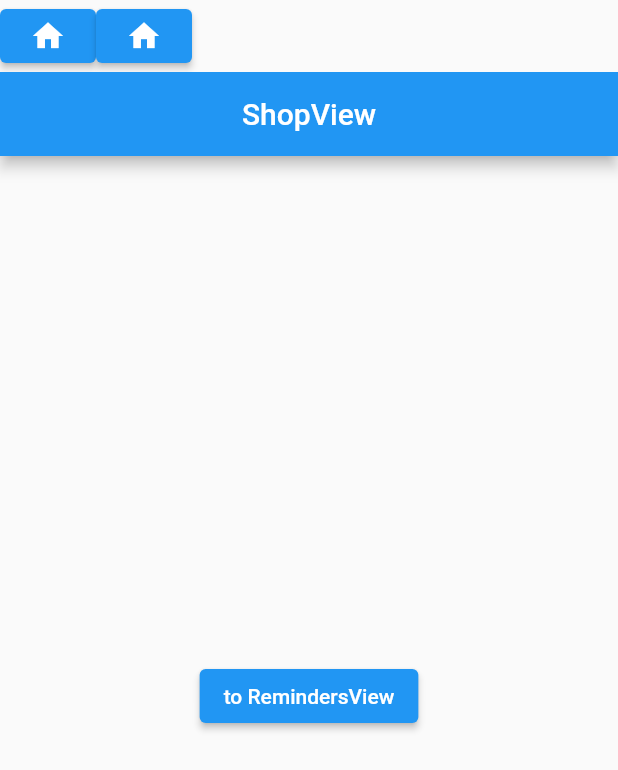
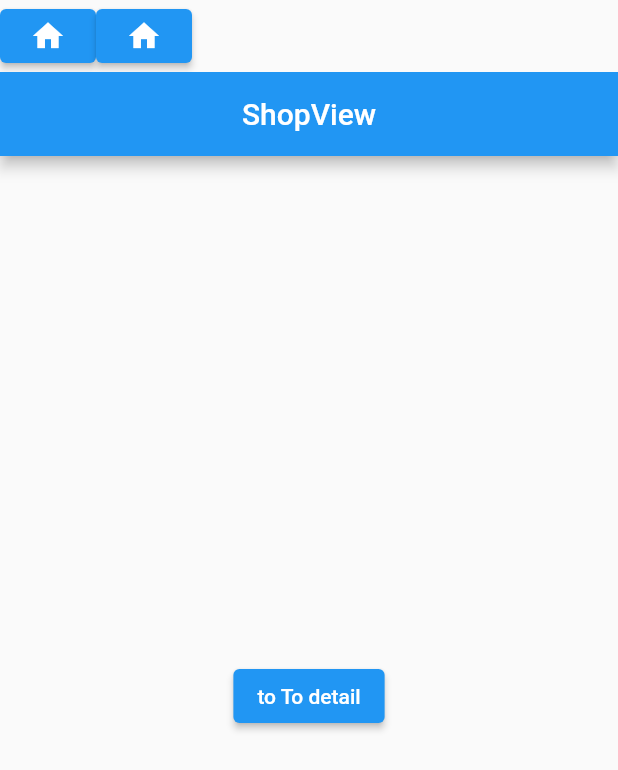
Before and after one commit to goodbaes/nested, a Flutter app: the screen it shows after launch, on a phone screen of 412 x 824 dp. Shown: the top 770 px of the screen. Run offline on Flutter 3.47's test engine with Material 2 defaults, Android fonts, the light colour scheme and no system bars; our stand-ins replace get.

Commit message:
without destenation class

```diff
--- a/lib/app/modules/home/views/home_view.dart
+++ b/lib/app/modules/home/views/home_view.dart
@@ -1,9 +1,8 @@
 import 'package:flutter/material.dart';
 
 import 'package:get/get.dart';
-import 'package:nested/app/routes/destination_settings.dart';
+import 'package:nested/app/routes/app_pages.dart';
 
-import '../../../routes/destination.dart';
 import '../controllers/home_controller.dart';
 
 class HomeView extends GetView<HomeController> {
@@ -17,12 +16,8 @@ class HomeView extends GetView<HomeController> {
             children: [
               Row(
                 children: [
-                  ElevatedButton(
-                      child: const Icon(Icons.home),
-                      onPressed: () => controller.tabIndex.value = 0),
-                  ElevatedButton(
-                      child: const Icon(Icons.home),
-                      onPressed: () => controller.tabIndex.value = 1),
+                  ElevatedButton(child: const Icon(Icons.home), onPressed: () => controller.tabIndex.value = 0),
+                  ElevatedButton(child: const Icon(Icons.home), onPressed: () => controller.tabIndex.value = 1),
                 ],
               ),
               Expanded(
@@ -30,16 +25,13 @@ class HomeView extends GetView<HomeController> {
                   index: controller.tabIndex.value,
                   children: [
                     Navigator(
-                      key: Get.nestedKey(1),
-                      initialRoute: Destination.shop.route,
-                      onGenerateRoute: (settings) =>
-                          Destination.getPage(settings),
-                    ),
+                        key: Get.nestedKey(1),
+                        initialRoute: Routes.SHOP,
+                        onGenerateRoute: (settings) => AppPages.getPage(settings)),
                     Navigator(
                       key: Get.nestedKey(2),
-                      initialRoute: DestinationSettings.settings.route,
-                      onGenerateRoute: (settings) =>
-                          DestinationSettings.getPage(settings),
+                      initialRoute: Routes.SETTINGS,
+                      onGenerateRoute: (settings) => AppPages.getPage(settings),
                     ),
                   ],
                 ),
--- a/lib/app/modules/settings/views/settings_view.dart
+++ b/lib/app/modules/settings/views/settings_view.dart
@@ -1,8 +1,8 @@
 import 'package:flutter/material.dart';
 
 import 'package:get/get.dart';
-import 'package:nested/app/routes/destination_settings.dart';
 
+import '../../../routes/app_pages.dart';
 import '../../../routes/base_route.dart';
 import '../controllers/settings_controller.dart';
 
@@ -19,7 +19,7 @@ class SettingsView extends GetView<SettingsController> {
       body: Center(
         child: ElevatedButton(
           child: const Text('to RemindersView'),
-          onPressed: () => BaseRoute.to.toNamed(DestinationSettings.reminders.route, arguments: 'from sett'),
+          onPressed: () => BaseRoute.to.toNamed(Routes.REMINDERS, arguments: 'from sett'),
         ),
       ),
     );
--- a/lib/app/modules/shop/views/shop_view.dart
+++ b/lib/app/modules/shop/views/shop_view.dart
@@ -1,8 +1,8 @@
 import 'package:flutter/material.dart';
 
 import 'package:get/get.dart';
+import 'package:nested/app/routes/app_pages.dart';
 import 'package:nested/app/routes/base_route.dart';
-import 'package:nested/app/routes/destination.dart';
 
 import '../controllers/shop_controller.dart';
 
@@ -18,8 +18,8 @@ class ShopView extends GetView<ShopController> {
       ),
       body: Center(
         child: ElevatedButton(
-          child: const Text('to RemindersView'),
-          onPressed: () => BaseRoute.to.toNamed(Destination.detail.route, arguments: 'from shop'),
+          child: const Text('to To detail'),
+          onPressed: () => BaseRoute.to.toNamed(Routes.DETAIL, arguments: 'from shop'),
         ),
       ),
     );
--- a/lib/app/routes/app_pages.dart
+++ b/lib/app/routes/app_pages.dart
@@ -1,4 +1,13 @@
+import 'package:flutter/material.dart';
 import 'package:get/get.dart';
+import 'package:nested/app/modules/detail/bindings/detail_binding.dart';
+import 'package:nested/app/modules/detail/views/detail_view.dart';
+import 'package:nested/app/modules/reminders/bindings/reminders_binding.dart';
+import 'package:nested/app/modules/reminders/views/reminders_view.dart';
+import 'package:nested/app/modules/settings/bindings/settings_binding.dart';
+import 'package:nested/app/modules/settings/views/settings_view.dart';
+import 'package:nested/app/modules/shop/bindings/shop_binding.dart';
+import 'package:nested/app/modules/shop/views/shop_view.dart';
 
 import '../modules/home/bindings/home_binding.dart';
 import '../modules/home/views/home_view.dart';
@@ -10,11 +19,19 @@ class AppPages {
 
   static const INITIAL = Routes.HOME;
 
+  static GetPageRoute getPage(RouteSettings settings) {
+    GetPage? getxPage = routes.firstWhereOrNull((e) {
+      return e.name == settings.name;
+    });
+
+    return GetPageRoute(page: () => getxPage?.page() ?? Container());
+  }
+
   static final routes = [
-    GetPage(
-        name: _Paths.HOME,
-        page: () => const HomeView(),
-        binding: HomeBinding(),
-        children: const []),
+    GetPage(name: _Paths.HOME, page: () => const HomeView(), binding: HomeBinding(), children: const []),
+    GetPage(name: _Paths.SETTINGS, page: () => const SettingsView(), binding: SettingsBinding(), children: const []),
+    GetPage(name: _Paths.REMINDERS, page: () => const RemindersView(), binding: RemindersBinding(), children: const []),
+    GetPage(name: _Paths.SHOP, page: () => const ShopView(), binding: ShopBinding(), children: const []),
+    GetPage(name: _Paths.DETAIL, page: () => const DetailView(), binding: DetailBinding(), children: const []),
   ];
 }
--- a/lib/app/routes/destination.dart
+++ /dev/null
@@ -1,37 +0,0 @@
-import 'package:flutter/foundation.dart';
-import 'package:flutter/widgets.dart';
-import 'package:get/get.dart';
-import 'package:nested/app/modules/detail/bindings/detail_binding.dart';
-import 'package:nested/app/modules/detail/views/detail_view.dart';
-import 'package:nested/app/modules/shop/bindings/shop_binding.dart';
-import 'package:nested/app/modules/shop/views/shop_view.dart';
-
-enum Destination {
-  // Update these values in the enum with new values that represent the
-  // screens that you want to navigate in your app.
-  shop,
-  detail;
-
-  String get route {
-    return '/${describeEnum(this)}';
-  }
-
-  Widget get widget {
-    // Update the cases in this switch for each element of this enum
-    // and the screens that you want to navigate when an enum is selected.
-    switch (this) {
-      case Destination.shop:
-        ShopBinding().dependencies();
-        return const ShopView();
-      case Destination.detail:
-        DetailBinding().dependencies();
-        return const DetailView();
-    }
-  }
-
-  static GetPageRoute getPage(RouteSettings settings) {
-    var destination =
-        Destination.values.firstWhereOrNull((e) => e.route == settings.name);
-    return GetPageRoute(page: () => destination?.widget ?? Container());
-  }
-}
--- a/lib/app/routes/destination_settings.dart
+++ /dev/null
@@ -1,37 +0,0 @@
-import 'package:flutter/foundation.dart';
-import 'package:flutter/widgets.dart';
-import 'package:get/get.dart';
-import 'package:nested/app/modules/reminders/bindings/reminders_binding.dart';
-import 'package:nested/app/modules/reminders/views/reminders_view.dart';
-import 'package:nested/app/modules/settings/bindings/settings_binding.dart';
-import 'package:nested/app/modules/settings/views/settings_view.dart';
-
-enum DestinationSettings {
-  // Update these values in the enum with new values that represent the
-  // screens that you want to navigate in your app.
-  settings,
-  reminders;
-
-  String get route {
-    return '/${describeEnum(this)}';
-  }
-
-  Widget get widget {
-    // Update the cases in this switch for each element of this enum
-    // and the screens that you want to navigate when an enum is selected.
-    switch (this) {
-      case DestinationSettings.settings:
-        SettingsBinding().dependencies();
-        return const SettingsView();
-      case DestinationSettings.reminders:
-        RemindersBinding().dependencies();
-        return const RemindersView();
-    }
-  }
-
-  static GetPageRoute getPage(RouteSettings settings) {
-    var destination = DestinationSettings.values.firstWhereOrNull((e) => e.route == settings.name);
-
-    return GetPageRoute(page: () => destination?.widget ?? Container());
-  }
-}
```
